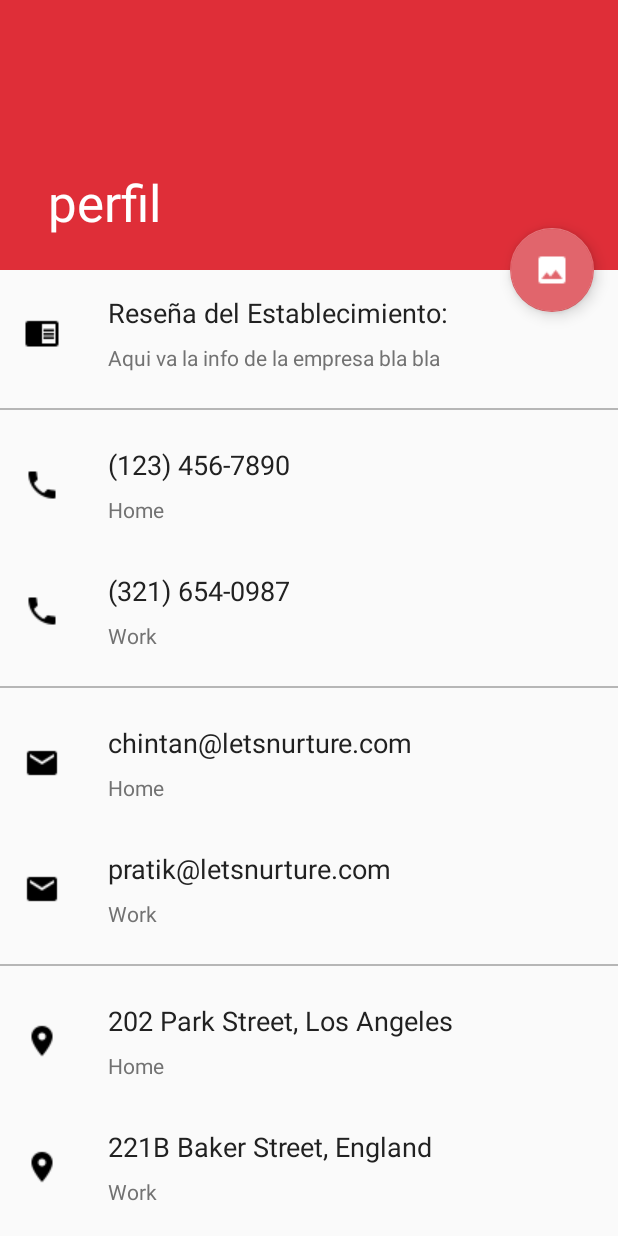
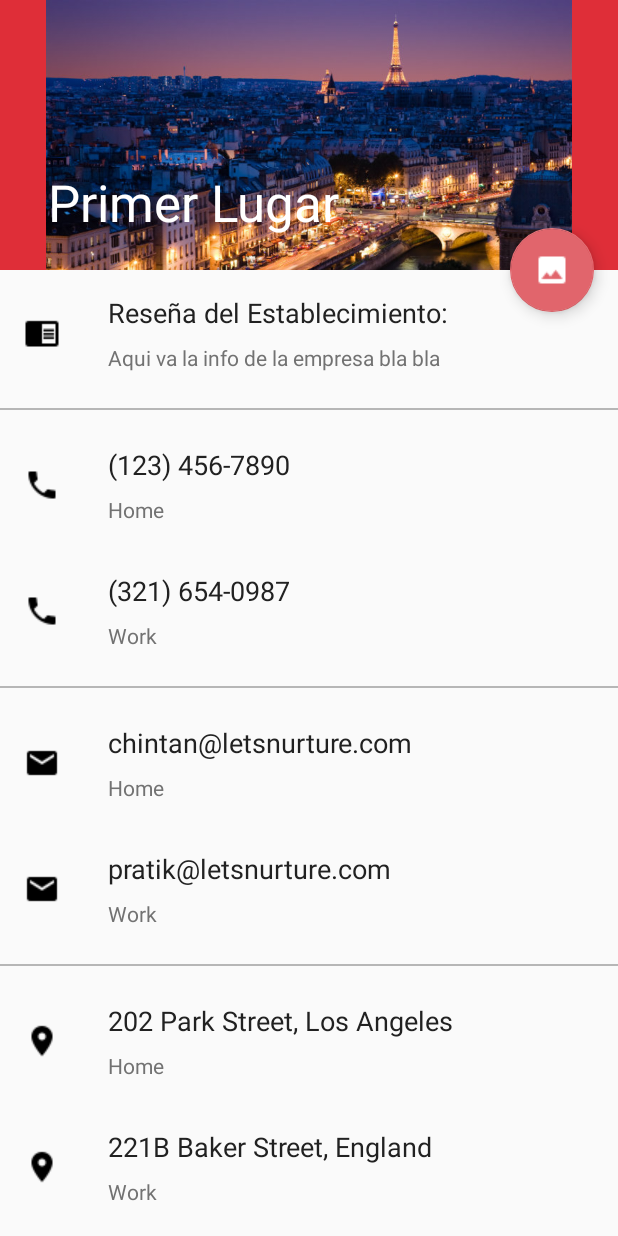
Before and after one commit to crlz09/argentinoino, an Android app: the cercanos screen opened directly, with no data from a screen before it, after a tap on "Primer Lugar", on a phone screen of 412 x 824 dp. Run offline under Robolectric (Android 15) with nearby library versions, the phone set to English and light mode, and no system bars; 2 statements that could not run were skipped.

Commit message:
##epa, finalizar glie/imagenes/barra transparente arriba/ bordes

```diff
--- a/app/build.gradle
+++ b/app/build.gradle
@@ -28,5 +28,7 @@ dependencies {
     testImplementation 'junit:junit:4.12'
     androidTestImplementation 'com.android.support.test:runner:1.0.1'
     androidTestImplementation 'com.android.support.test.espresso:espresso-core:3.0.1'
+/*
     implementation 'com.google.android.gms:play-services-maps:11.8.0'
+*/
 }
--- a/app/src/main/java/com/example/marci/localizacionsola/GridAdapter.java
+++ b/app/src/main/java/com/example/marci/localizacionsola/GridAdapter.java
@@ -20,6 +20,10 @@ import com.bumptech.glide.request.target.SimpleTarget;
  */
 
 public class    GridAdapter extends BaseAdapter {
+    public String nom, correo, telefono, ciu ,dist;
+    public int drawid;
+
+
     private Context context;
 
     public GridAdapter(Context context) {
@@ -73,9 +77,15 @@ public class    GridAdapter extends BaseAdapter {
 
         pinImagen.setImageResource(item.getIdUbi());
         nombre.setText(item.getNombre());
+        nom=nombre.getText().toString();
         descripcion.setText(item.getProfesion());
+        drawid=item.getIdDrawable();
+
         ciudad.setText(item.getCiudad());
+        ciu=ciudad.getText().toString();
         distancia.setText(item.getDistancia());
+        dist=distancia.getText().toString();
+
         return view;
     }
 
--- a/app/src/main/java/com/example/marci/localizacionsola/cercanos.java
+++ b/app/src/main/java/com/example/marci/localizacionsola/cercanos.java
@@ -14,6 +14,12 @@ import android.widget.Toast;
  */
 
 public class cercanos extends AppCompatActivity {
+
+
+    public elementoscercanos getItem(int position) {
+        return elementoscercanos.ITEMS[position];
+    }
+
     protected void onCreate(Bundle savedInstanceState) {
         super.onCreate(savedInstanceState);
         setContentView(R.layout.nuevocer);
@@ -21,15 +27,27 @@ public class cercanos extends AppCompatActivity {
         setSupportActionBar(toolbar);
         String titulo = getIntent().getExtras().getString("categoria");
         this.setTitle(titulo);
-        GridView gridView = (GridView) findViewById(R.id.grid);
+        final GridView gridView = (GridView) findViewById(R.id.grid);
         gridView.setAdapter(new GridAdapter(getApplicationContext()));
+
+
+
 
         gridView.setOnItemClickListener(new AdapterView.OnItemClickListener() {
             @Override
             public void onItemClick(AdapterView<?> parent, View view, int position, long id) {
+                final elementoscercanos item = getItem(position);
+
                 Toast.makeText(cercanos.this, "Tocaste un grid", Toast.LENGTH_SHORT).show();
                 Intent vete = new Intent(getApplicationContext(),perfil.class);
-               // vete.putExtra("categoria",nom);
+                vete.putExtra("desc","No lo decimnos nosotros, lo dicen nuestros clientes: " +
+                        "EL MEJOR ESTABLECIMIENTO DE LA CIUDAD!");
+                vete.putExtra("nombre",item.getNombre());
+                vete.putExtra("tel","04146525464");
+                vete.putExtra("idimagen",item.getIdDrawable());
+                vete.putExtra("ciudad",item.getCiudad());
+                vete.putExtra("distancia",item.getDistancia());
+                vete.putExtra("correo","prueba@prueba.com");
                 //jugar con "int position", el es el que dice cual tocaste, jalar los datos del
                 //array correspondiente (?) y pasarlos a la activity perfil
                 startActivity(vete);
--- a/app/src/main/java/com/example/marci/localizacionsola/elementoscercanos.java
+++ b/app/src/main/java/com/example/marci/localizacionsola/elementoscercanos.java
@@ -56,7 +56,7 @@ public class elementoscercanos {
 
 
     public static elementoscercanos[] ITEMS = {
-            new elementoscercanos("Primer Lugar", R.drawable.resuno, "Cafe", "Buenos Aires", "11km", R.drawable.pin),
+            new elementoscercanos("Primer Lugar", R.drawable.paris, "Cafe", "Buenos Aires", "11km", R.drawable.pin),
             new elementoscercanos("Segundo Lugar", R.drawable.resdos,"Restaurant", "Buenos Aires", "14km", R.drawable.pin),
             new elementoscercanos("Tercer Lugar", R.drawable.restres,"Restaurant", "Buenos Aires", "21km", R.drawable.pin),
             new elementoscercanos("Cuarto Lugar", R.drawable.rescuatro,"Cafe", "Buenos Aires", "22km", R.drawable.pin),
--- a/app/src/main/java/com/example/marci/localizacionsola/perfil.java
+++ b/app/src/main/java/com/example/marci/localizacionsola/perfil.java
@@ -11,6 +11,7 @@ import android.support.v7.app.AppCompatActivity;
 import android.support.v7.widget.Toolbar;
 import android.view.View;
 import android.widget.ImageView;
+import android.widget.TextView;
 
 import com.bumptech.glide.Glide;
 import com.bumptech.glide.request.animation.GlideAnimation;
@@ -18,14 +19,38 @@ import com.bumptech.glide.request.target.ImageViewTarget;
 import com.bumptech.glide.request.target.SimpleTarget;
 
 public class perfil extends AppCompatActivity {
-String img;
+
+TextView descripcion,tel1,tel2,ubi1,ubi2,correo1,correo2;
 ImageView ivperfil;
+
+
     @Override
     protected void onCreate(Bundle savedInstanceState) {
+        String desc = getIntent().getExtras().getString("desc");
+        String nombre = getIntent().getExtras().getString("nombre");
+        String tel = getIntent().getExtras().getString("tel");
+        int idimagen = getIntent().getExtras().getInt("idimagen");
+        String ciudad = getIntent().getExtras().getString("ciudad");
+        String distancia=getIntent().getExtras().getString("distancia");
+        String correo=getIntent().getExtras().getString("correo");
         super.onCreate(savedInstanceState);
         setContentView(R.layout.activity_perfil);
         Toolbar toolbar = (Toolbar) findViewById(R.id.toolbar);
         setSupportActionBar(toolbar);
+        this.setTitle(nombre);
+
+        descripcion = (TextView) findViewById(R.id.tvInfoEmpresa);
+        tel1=(TextView) findViewById(R.id.tvNumber1);
+        tel2=(TextView) findViewById(R.id.tvNumber2);
+        correo1=(TextView) findViewById(R.id.tvNumber3);
+        correo2=(TextView) findViewById(R.id.tvNumber4);
+        ubi1=(TextView) findViewById(R.id.tvNumber5);
+        ubi2=(TextView) findViewById(R.id.tvNumber6);
+        ivperfil= (ImageView) findViewById(R.id.IVperfil);
+        Drawable drawable =getResources().getDrawable(idimagen);
+
+        Glide.with(getApplicationContext()).load("").placeholder(idimagen).override(600,200).into(ivperfil);
+
 
         FloatingActionButton fab = (FloatingActionButton) findViewById(R.id.fab);
         fab.setOnClickListener(new View.OnClickListener() {
@@ -36,7 +61,7 @@ ImageView ivperfil;
             }
         });
 
-        ivperfil= (ImageView) findViewById(R.id.IVperfil);
+       // ivperfil= (ImageView) findViewById(R.id.IVperfil);
        /* Glide.with(getApplicationContext()).load(img).into(ivperfil);*/
     }
 }
--- a/build.gradle
+++ b/build.gradle
@@ -7,7 +7,7 @@ buildscript {
         jcenter()
     }
     dependencies {
-        classpath 'com.android.tools.build:gradle:3.0.0'
+        classpath 'com.android.tools.build:gradle:3.0.1'
 
 
         // NOTE: Do not place your application dependencies here; they belong
```
Also changed, not shown: app/src/main/res/drawable-v24/drawable-hdpi/ic_call_black_24dp.png (added), app/src/main/res/drawable-v24/drawable-mdpi/ic_call_black_24dp.png (added), app/src/main/res/drawable-v24/drawable-xhdpi/ic_call_black_24dp.png (added), app/src/main/res/drawable-v24/drawable-xxhdpi/ic_call_black_24dp.png (added), app/src/main/res/drawable-v24/drawable-xxxhdpi/ic_call_black_24dp.png (added), app/src/main/res/drawable-v24/paris.jpg (added), app/src/main/res/drawable/drawable-hdpi/ic_call_black_24dp.png (added), app/src/main/res/drawable/drawable-mdpi/ic_call_black_24dp.png (added), app/src/main/res/drawable/drawable-xhdpi/ic_call_black_24dp.png (added), app/src/main/res/drawable/drawable-xxhdpi/ic_call_black_24dp.png (added), app/src/main/res/drawable/drawable-xxxhdpi/ic_call_black_24dp.png (added), app/src/main/res/drawable/ic_location_city_black_24dp.png (added).
